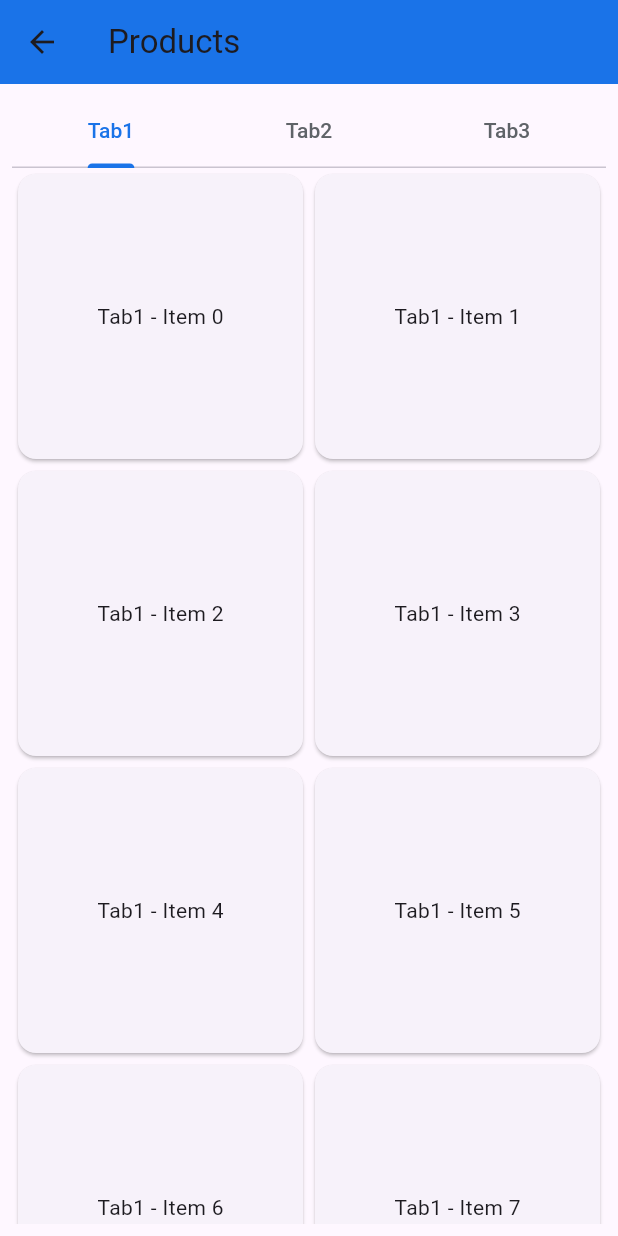
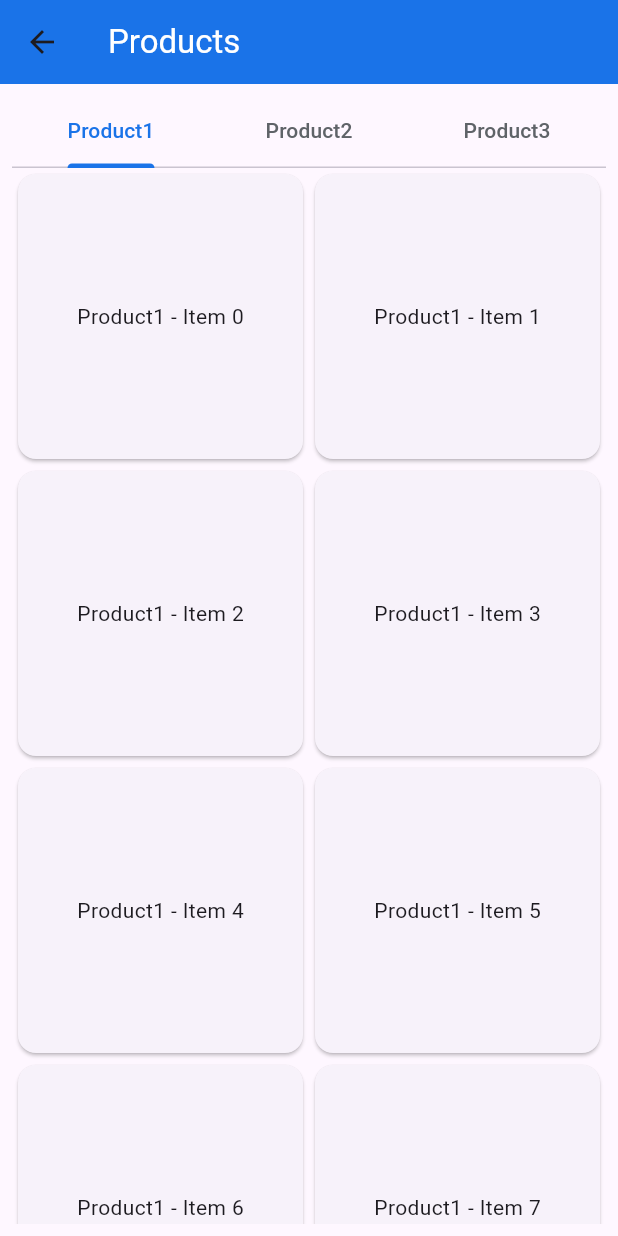
Before and after one commit to Nigarselekk/humane_aid_system, a Flutter app: the MainPage screen opened directly, after a tap on "What do you need?", on a phone screen of 412 x 824 dp. Run offline on Flutter 3.47's test engine with Material 3 defaults, Android fonts, the light colour scheme and no system bars.

Commit message:
products page has added

```diff
--- a/humane_aid_system/lib/main.dart
+++ b/humane_aid_system/lib/main.dart
@@ -16,6 +16,7 @@ class MyApp extends StatelessWidget {
 
         ),
       ),
+      debugShowCheckedModeBanner: false,
 
       home: LoginPage(), // Ana sayfa burada çağrılıyor
     );
--- a/humane_aid_system/lib/pages/main_page.dart
+++ b/humane_aid_system/lib/pages/main_page.dart
@@ -1,10 +1,10 @@
 import 'package:flutter/material.dart';
-import 'package:humane_aid_system/pages/needs_page.dart';
+import 'package:humane_aid_system/pages/products_page.dart';
 
-class MainPage extends StatefulWidget { @override
+class MainPage extends StatefulWidget {
+  @override
   _MainPageState createState() => _MainPageState();
 }
-
 
 class _MainPageState extends State<MainPage> {
   final TextEditingController _searchController = TextEditingController();
@@ -15,7 +15,9 @@ class _MainPageState extends State<MainPage> {
       appBar: AppBar(
         title: Text('Main Page'),
       ),
-      body: Column(
+      body: Padding(
+        padding: const EdgeInsets.all(8.0),
+        child: Column(
           crossAxisAlignment: CrossAxisAlignment.stretch,
           children: [
             Padding(
@@ -23,43 +25,31 @@ class _MainPageState extends State<MainPage> {
               child: SearchBar(
                 controller: _searchController,
                 onSubmitted: () {
-                // Burada arama işlemini gerçekleştirin
+                  // Perform search operation here
                   String searchTerm = _searchController.text;
-                print('Aranan: $searchTerm');
-
-              }, key: Key('searchBar'),
+                  print('Searched: $searchTerm');
+                },
+                key: Key('searchBar'),
               ),
             ),
-          Padding(
-            padding: const EdgeInsets.all(8.0),
-            child: Expanded(
-              child: Placeholder(), // Buraya harita gelecek
+            Expanded(
+              child: Placeholder(),
             ),
-          ),
-
             Padding(
               padding: const EdgeInsets.all(8.0),
               child: ElevatedButton(
                 onPressed: () {
-
-                // Butona tıklandığında arama işlemini gerçekleştirin
-                // String searchTerm = _searchController.text;
-                // print('Aranan: $searchTerm');
-
-                // Navigator.pushNamed(context, '/search', arguments: _searchController.text);
-
                   Navigator.push(
                     context,
-                        MaterialPageRoute(
-                            builder: (context) => HomePage()),
+                    MaterialPageRoute(builder: (context) => ProductPage()),
                   );
                 },
                 style: ElevatedButton.styleFrom(
-                backgroundColor: Colors.blue, // Butonun arka plan rengi
-                padding: EdgeInsets.symmetric(vertical: 20.0), // Buton içeriğinin yüksekliği
-                textStyle: TextStyle(fontSize: 20.0, color: Colors.white), // Buton içeriğinin metin boyutu
+                  backgroundColor: Colors.blue,
+                  padding: EdgeInsets.symmetric(vertical: 20.0),
+                  textStyle: TextStyle(fontSize: 20.0, color: Colors.white),
                   shape: RoundedRectangleBorder(
-                  borderRadius: BorderRadius.circular(10.0), // Butonun kenar yuvarlama miktarı
+                    borderRadius: BorderRadius.circular(10.0),
                   ),
                 ),
                 child: Text('What do you need?'),
@@ -67,10 +57,10 @@ class _MainPageState extends State<MainPage> {
             ),
           ],
         ),
+      ),
     );
   }
 }
-
 
 class SearchBar extends StatefulWidget {
   final TextEditingController controller;
@@ -87,8 +77,8 @@ class SearchBar extends StatefulWidget {
 }
 
 class _SearchBarState extends State<SearchBar> {
-  List<String> suggestions = ['Item 1', 'Item 2', 'Item 3', 'Item 4']; // Örnek öneri listesi
-  bool showSuggestions = false; // Önerilerin görünürlüğünü kontrol etmek için bir bayrak
+  List<String> suggestions = ['Item 1', 'Item 2', 'Item 3', 'Item 4'];
+  bool showSuggestions = false;
 
   @override
   Widget build(BuildContext context) {
@@ -104,19 +94,20 @@ class _SearchBarState extends State<SearchBar> {
           ),
           onTap: () {
             setState(() {
-              showSuggestions = true; // Arama çubuğuna tıklandığında önerileri göster
+              showSuggestions = true;
             });
           },
           onSubmitted: (_) {
             widget.onSubmitted();
           },
         ),
-        if (showSuggestions) // Eğer öneriler gösterilmesi gerekiyorsa
+        if (showSuggestions)
           Container(
-            height: 150, // Öneri listesi için bir yükseklik belirtin
+            height: 150,
             decoration: BoxDecoration(
-              color: Colors.grey[200], // Öneri listesi arka plan rengi
-              borderRadius: BorderRadius.vertical(bottom: Radius.circular(10.0)), // Kenar yuvarlama
+              color: Colors.grey[200],
+              borderRadius:
+                  BorderRadius.vertical(bottom: Radius.circular(10.0)),
             ),
             child: ListView.builder(
               itemCount: suggestions.length,
@@ -125,8 +116,8 @@ class _SearchBarState extends State<SearchBar> {
                   title: Text(suggestions[index]),
                   onTap: () {
                     setState(() {
-                      widget.controller.text = suggestions[index]; // Seçilen öneriyi arama çubuğuna ekleyin
-                      showSuggestions = false; // Önerileri gizle
+                      widget.controller.text = suggestions[index];
+                      showSuggestions = false;
                     });
                   },
                 );
--- a/humane_aid_system/lib/pages/needs_page.dart
+++ /dev/null
@@ -1,87 +0,0 @@
-import 'package:flutter/material.dart';
-
-class HomePage extends StatefulWidget {
-  const HomePage({Key? key}) : super(key: key);
-
-  @override
-  _HomePageState createState() => _HomePageState();
-}
-
-class _HomePageState extends State<HomePage>
-    with SingleTickerProviderStateMixin {
-  late TabController _tabController;
-
-  final _selectedColor = Color(0xff1a73e8);
-  final _unselectedColor = Color(0xff5f6368);
-  final _tabs = [
-    Tab(text: 'Tab1'),
-    Tab(text: 'Tab2'),
-    Tab(text: 'Tab3'),
-  ];
-
-  final _iconTabs = [
-    Tab(icon: Icon(Icons.home)),
-    Tab(icon: Icon(Icons.search)),
-    Tab(icon: Icon(Icons.settings)),
-  ];
-
-  @override
-  void initState() {
-    _tabController = TabController(length: 3, vsync: this);
-    super.initState();
-  }
-
-  @override
-  void dispose() {
-    super.dispose();
-    _tabController.dispose();
-  }
-
-  @override
-  Widget build(BuildContext context) {
-    return Scaffold(
-      appBar: AppBar(
-        backgroundColor: _selectedColor,
-        title: Text("Products"),
-      ),
-      body: Padding(
-        padding: const EdgeInsets.all(8.0),
-        child: Column(
-          children: [
-            TabBar(
-              controller: _tabController,
-              tabs: _tabs,
-              labelColor: _selectedColor,
-              indicatorColor: _selectedColor,
-              unselectedLabelColor: _unselectedColor,
-            ),
-            Expanded(
-              child: TabBarView(
-                controller: _tabController,
-                children: [
-                  _buildGrid('Tab1'),
-                  _buildGrid('Tab2'),
-                  _buildGrid('Tab3'),
-                ],
-              ),
-            ),
-          ],
-        ),
-      ),
-    );
-  }
-
-  Widget _buildGrid(String tabName) {
-    return GridView.count(
-      crossAxisCount: 2,
-      children: List.generate(
-        10,
-        (index) => Card(
-          child: Center(
-            child: Text('$tabName - Item $index'),
-          ),
-        ),
-      ),
-    );
-  }
-}
--- /dev/null
+++ b/humane_aid_system/lib/pages/products_page.dart
@@ -0,0 +1,185 @@
+import 'package:flutter/material.dart';
+import 'package:humane_aid_system/pages/request_page.dart';
+
+class ProductPage extends StatefulWidget {
+  const ProductPage({Key? key}) : super(key: key);
+
+  @override
+  _ProductPageState createState() => _ProductPageState();
+}
+
+class _ProductPageState extends State<ProductPage>
+    with SingleTickerProviderStateMixin {
+  late TabController _tabController;
+
+  final _selectedColor = Color(0xff1a73e8);
+  final _unselectedColor = Color(0xff5f6368);
+  final _tabs = [
+    Tab(text: 'Product1'),
+    Tab(text: 'Product2'),
+    Tab(text: 'Product3'),
+  ];
+
+  final _iconTabs = [
+    Tab(icon: Icon(Icons.home)),
+    Tab(icon: Icon(Icons.search)),
+    Tab(icon: Icon(Icons.settings)),
+  ];
+
+  @override
+  void initState() {
+    _tabController = TabController(length: 3, vsync: this);
+    super.initState();
+  }
+
+  @override
+  void dispose() {
+    super.dispose();
+    _tabController.dispose();
+  }
+
+  bool _isMouseOver = false;
+
+  @override
+  Widget build(BuildContext context) {
+    return Scaffold(
+      appBar: AppBar(
+        backgroundColor: _selectedColor,
+        title: Text(
+          "Products",
+          style: TextStyle(color: Colors.white), // Metin rengini beyaz yap
+        ),
+        actions: [
+          // Container(
+          //   child: Padding(
+          //     padding: const EdgeInsets.all(10.0),
+          //     child: IconButton(
+          //       icon: Icon(Icons.add),
+          //       color: Colors.white,
+          //       onPressed: () {
+          //         Navigator.push(
+          //           context,
+          //           MaterialPageRoute(builder: (context) => RequestPage()),
+          //         );
+          //       },
+          //     ),
+          //   ),
+          // ),
+        ],
+      ),
+      body: Padding(
+        padding: const EdgeInsets.all(8.0),
+        child: Column(
+          children: [
+            TabBar(
+              controller: _tabController,
+              tabs: _tabs,
+              labelColor: _selectedColor,
+              indicatorColor: _selectedColor,
+              unselectedLabelColor: _unselectedColor,
+            ),
+            Expanded(
+              child: TabBarView(
+                controller: _tabController,
+                children: [
+                  _buildGrid('Product1'),
+                  _buildGrid('Product2'),
+                  _buildGrid('Product3'),
+                ],
+              ),
+            ),
+            // Container(
+            //   color: Colors.grey[100],
+            //   child: TextButton(
+            //     onPressed: () {
+            //       Navigator.push(
+            //         context,
+            //         MaterialPageRoute(builder: (context) => RequestPage()),
+            //       );
+            //     },
+            //     child: Text('I couldn \'t find the product I needed.', style: TextStyle(color: Colors.black),
+            //   ),
+            // ),
+            // ),
+          ],
+        ),
+      ),
+
+      //   bottomNavigationBar: Container(
+      //     color: Colors.grey,
+      //     child: ElevatedButton(
+      //       onPressed: () {
+      //         Navigator.push(
+      //           context,
+      //           MaterialPageRoute(builder: (context) => RequestPage()),
+      //         );
+      //       },
+      //       child: Text(
+      //         'I couldn \'t find the product I needed.',
+      //         style: TextStyle(color: Colors.black),
+      //       ),
+      //     ),
+      // ),
+    );
+  }
+
+  Widget _buildGrid(String tabName) {
+    return GridView.count(
+      crossAxisCount: 2,
+      children: List.generate(
+        10,
+        (index) {
+          if (index == 9) {
+            // Son öğeyi kontrol ediyoruz
+            return Expanded(
+                child:
+                    _buildLastItem()); // Son öğeyi oluşturmak için ayrı bir fonksiyon çağırıyoruz
+
+          } else {
+            return Card(
+              child: Center(
+                child: Text('$tabName - Item $index'),
+              ),
+            );
+          }
+        },
+      ),
+    );
+  }
+
+  Widget _buildLastItem() {
+    return Card(
+      child: Column(
+        mainAxisAlignment: MainAxisAlignment.center,
+        children: [
+          TextButton(
+            onPressed: () {
+              Navigator.push(
+                context,
+                MaterialPageRoute(builder: (context) => RequestPage()),
+              );
+            },
+            child: Padding(
+              padding: const EdgeInsets.all(10.0),
+              child: Text(
+                "I couldn't find the product I needed.",
+                style: TextStyle(color: Colors.red), // Metin rengini kırmızı yap
+              ),
+            ),
+          ),
+
+          SizedBox(height: 8.0),
+          IconButton(
+            icon: Icon(Icons.add),
+            onPressed: () {
+              Navigator.push(
+                context,
+                MaterialPageRoute(builder: (context) => RequestPage()),
+              );
+            },
+          ),
+        ],
+      ),
+    );
+  }
+}
```
Also changed, not shown: humane_aid_system/lib/pages/request_page.dart (added, +54 -0 lines), 1 other file. Lines whose indentation alone changed are shown as unchanged.
